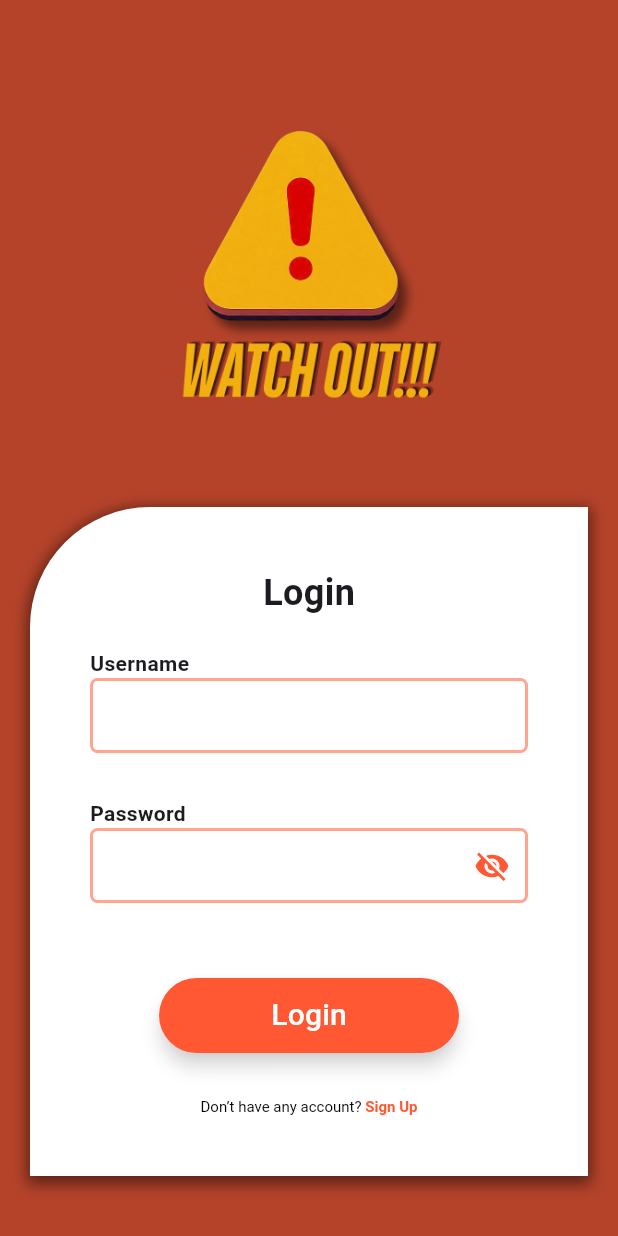
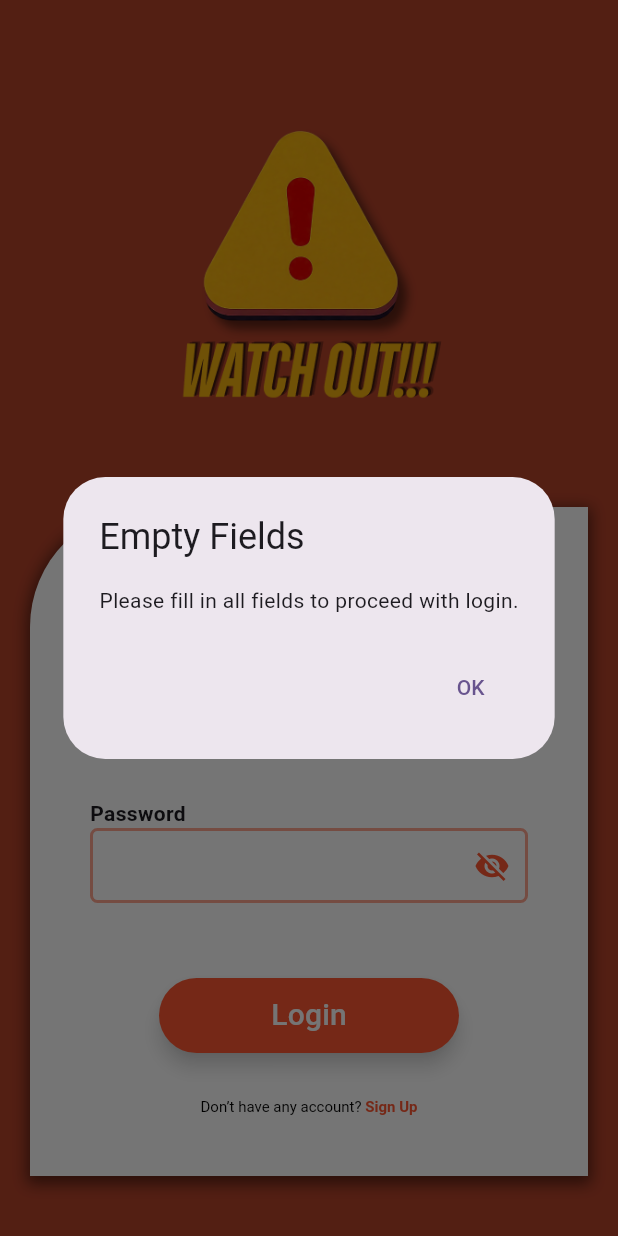
Before and after one commit to Sunthewhat/WatchOut-MobileAppProject, a Flutter app: the screen it shows after launch, after a tap on "Login", on a phone screen of 412 x 824 dp. Run offline on Flutter 3.47's test engine with Material 3 defaults, Android fonts, the phone set to English and light mode, and no system bars; our stand-ins replace dio, shared_preferences, slide_to_act.

Commit message:
intregration-login and add show password in sigup

```diff
--- a/app/lib/pages/auth/login/login.dart
+++ b/app/lib/pages/auth/login/login.dart
@@ -1,4 +1,6 @@
 import 'package:app/pages/auth/signup/signup.dart';
+import 'package:app/pages/home/home.dart';
+import 'package:app/services/auth/login.dart';
 import 'package:flutter/gestures.dart';
 import 'package:flutter/material.dart';
 
@@ -16,20 +18,68 @@ class _LoginPageState extends State<LoginPage> {
 
   double textFieldHeight = 50.0;
 
-  void _toggleObscure() {
+  void toggleObscure() {
     setState(() {
       _isObscure = !_isObscure; // Toggle password visibility
     });
   }
 
-  void _login() {
+  void login() {
     String username = _usernameController.text;
     String password = _passwordController.text;
 
-    username;
-    password;
-    // print('Username: $username');
-    // print('Password: $password');
+    if (username == '' || password == '') {
+      showDialog(
+        context: context,
+        builder: (BuildContext context) {
+          return AlertDialog(
+            title: const Text("Empty Fields"),
+            content:
+                const Text("Please fill in all fields to proceed with login."),
+            actions: [
+              TextButton(
+                onPressed: () {
+                  Navigator.pop(context); // ปิด dialog
+                },
+                child: const Text("OK"),
+              ),
+            ],
+          );
+        },
+      );
+      return;
+    }
+
+    Login.login(username, password).then((value) => {
+          if (value.success)
+            {
+              Navigator.of(context).pushReplacement(
+                MaterialPageRoute(
+                  builder: (context) => const HomePage(),
+                ),
+              ),
+            }
+          else
+            {
+              showDialog(
+                context: context,
+                builder: (BuildContext context) {
+                  return AlertDialog(
+                    title: const Text("Login Failed"),
+                    content: Text(value.message),
+                    actions: [
+                      TextButton(
+                        onPressed: () {
+                          Navigator.pop(context); // ปิด dialog
+                        },
+                        child: const Text("OK"),
+                      ),
+                    ],
+                  );
+                },
+              ),
+            }
+        });
   }
 
   void _navigateToSignupPage(BuildContext context) {
@@ -160,7 +210,7 @@ class _LoginPageState extends State<LoginPage> {
                                             0xFFFF5833), // Icon color
                                       ),
                                       onPressed:
-                                          _toggleObscure, // Toggle password visibility
+                                          toggleObscure, // Toggle password visibility
                                     ),
                                   ),
                                 ),
@@ -175,7 +225,7 @@ class _LoginPageState extends State<LoginPage> {
                             top: 30.0), // Add padding on top
                         child: Center(
                           child: ElevatedButton(
-                            onPressed: _login,
+                            onPressed: login,
                             style: ElevatedButton.styleFrom(
                               foregroundColor: Colors.white,
                               backgroundColor: const Color(0xFFFF5833),
--- a/app/lib/services/auth/login.dart
+++ b/app/lib/services/auth/login.dart
@@ -10,8 +10,8 @@ class Login {
       Response res = await Dio().post(
         '${EnvironmentConstant.baseurl}/auth/login',
         data: {
-          username,
-          password,
+          'username': username,
+          'password': password,
         },
       );
       var response = BaseResponse<LoginResponse>.fromJson(
```
Also changed, not shown: app/lib/pages/auth/signup/signup.dart (+31 -2 lines), app/lib/services/auth/register.dart (+4 -4 lines).
